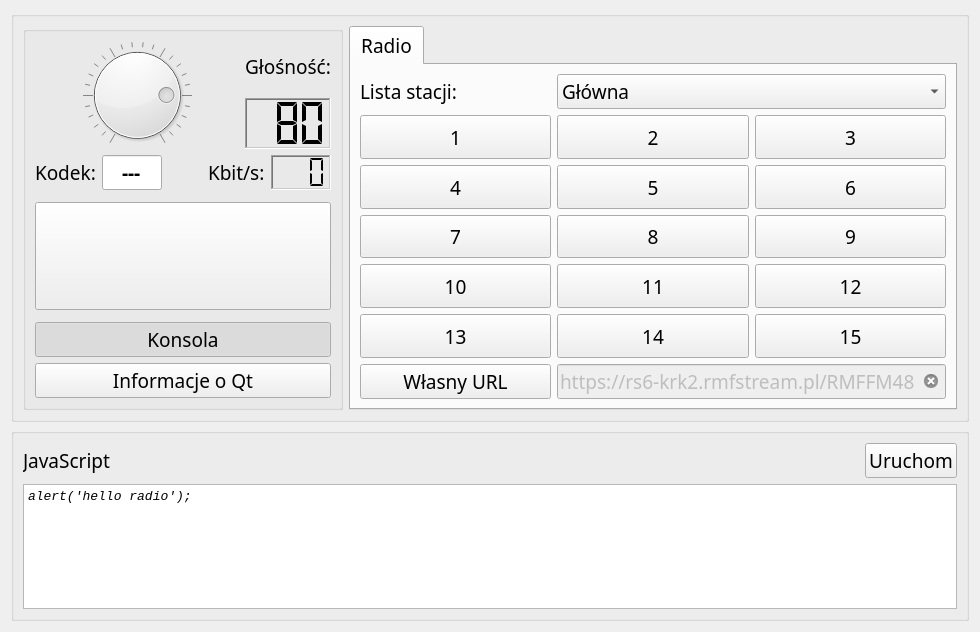
The window that src/mainwidget.ui (machnik/HelloRadio) describes before a commit, drawn with Qt 5.
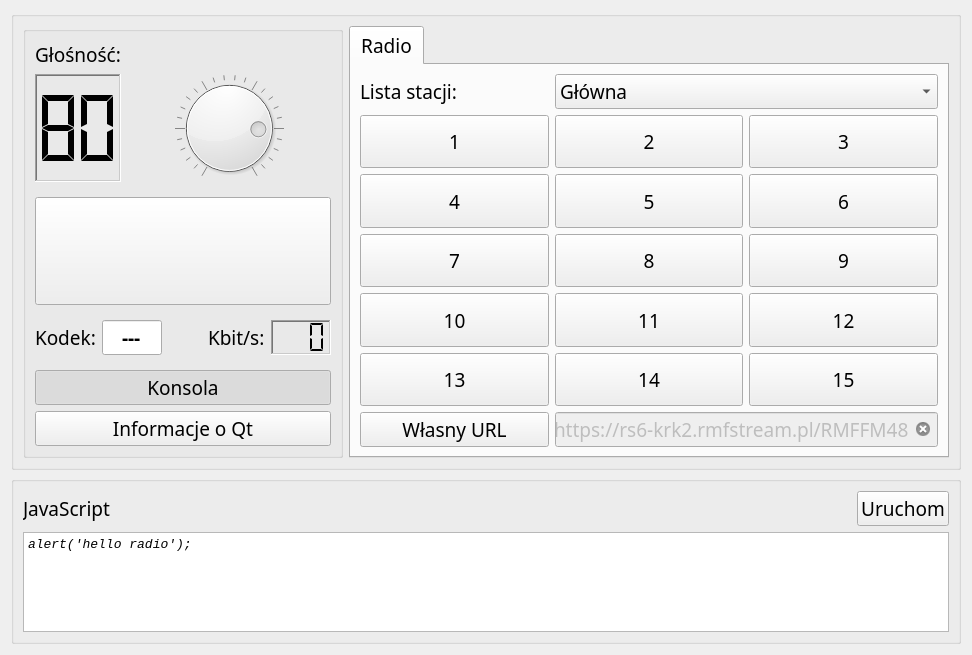
The same window after the commit. Icons and pictures are not drawn.

Diff of the .ui file:
```diff
--- a/src/mainwidget.ui
+++ b/src/mainwidget.ui
@@ -6,8 +6,8 @@
    <rect>
     <x>0</x>
     <y>0</y>
-    <width>980</width>
-    <height>632</height>
+    <width>972</width>
+    <height>655</height>
    </rect>
   </property>
   <property name="font">
@@ -46,7 +46,50 @@
         <layout class="QVBoxLayout" name="verticalLayout_2">
          <item>
           <layout class="QGridLayout" name="gridLayout_4">
-           <item row="0" column="0" rowspan="2">
+           <item row="1" column="1">
+            <widget class="QLCDNumber" name="volumeLCD">
+             <property name="sizePolicy">
+              <sizepolicy hsizetype="Minimum" vsizetype="Preferred">
+               <horstretch>0</horstretch>
+               <verstretch>0</verstretch>
+              </sizepolicy>
+             </property>
+             <property name="font">
+              <font>
+               <family>Consolas</family>
+               <pointsize>14</pointsize>
+               <italic>false</italic>
+               <bold>true</bold>
+              </font>
+             </property>
+             <property name="frameShape">
+              <enum>QFrame::WinPanel</enum>
+             </property>
+             <property name="frameShadow">
+              <enum>QFrame::Sunken</enum>
+             </property>
+             <property name="digitCount">
+              <number>2</number>
+             </property>
+             <property name="segmentStyle">
+              <enum>QLCDNumber::Flat</enum>
+             </property>
+             <property name="value" stdset="0">
+              <double>80.000000000000000</double>
+             </property>
+            </widget>
+           </item>
+           <item row="0" column="1">
+            <widget class="QLabel" name="volumeL">
+             <property name="text">
+              <string>Głośność:</string>
+             </property>
+             <property name="alignment">
+              <set>Qt::AlignCenter</set>
+             </property>
+            </widget>
+           </item>
+           <item row="1" column="2">
             <widget class="QDial" name="volumeD">
              <property name="sizePolicy">
               <sizepolicy hsizetype="Expanding" vsizetype="Expanding">
@@ -61,7 +104,7 @@
               </size>
              </property>
              <property name="maximum">
-              <number>100</number>
+              <number>99</number>
              </property>
              <property name="sliderPosition">
               <number>80</number>
@@ -80,51 +123,60 @@
              </property>
             </widget>
            </item>
-           <item row="0" column="1">
-            <widget class="QLabel" name="volumeL">
-             <property name="text">
-              <string>Głośność:</string>
-             </property>
-             <property name="alignment">
-              <set>Qt::AlignCenter</set>
-             </property>
-            </widget>
-           </item>
-           <item row="1" column="1">
-            <widget class="QLCDNumber" name="volumeLCD">
-             <property name="sizePolicy">
-              <sizepolicy hsizetype="Minimum" vsizetype="Preferred">
-               <horstretch>0</horstretch>
-               <verstretch>0</verstretch>
-              </sizepolicy>
-             </property>
-             <property name="font">
-              <font>
-               <family>Consolas</family>
-               <pointsize>14</pointsize>
-               <italic>false</italic>
-               <bold>true</bold>
-              </font>
-             </property>
-             <property name="frameShape">
-              <enum>QFrame::WinPanel</enum>
-             </property>
-             <property name="frameShadow">
-              <enum>QFrame::Sunken</enum>
-             </property>
-             <property name="digitCount">
-              <number>3</number>
-             </property>
-             <property name="segmentStyle">
-              <enum>QLCDNumber::Flat</enum>
-             </property>
-             <property name="value" stdset="0">
-              <double>80.000000000000000</double>
-             </property>
-            </widget>
-           </item>
           </layout>
          </item>
+         <item>
+          <spacer name="verticalSpacer_4">
+           <property name="orientation">
+            <enum>Qt::Vertical</enum>
+           </property>
+           <property name="sizeHint" stdset="0">
+            <size>
+             <width>20</width>
+             <height>40</height>
+            </size>
+           </property>
+          </spacer>
+         </item>
+         <item>
+          <widget class="QPushButton" name="playPB">
+           <property name="enabled">
+            <bool>true</bool>
+           </property>
+           <property name="sizePolicy">
+            <sizepolicy hsizetype="Expanding" vsizetype="Expanding">
+             <horstretch>2</horstretch>
+             <verstretch>0</verstretch>
+            </sizepolicy>
+           </property>
+           <property name="minimumSize">
+            <size>
+             <width>108</width>
+             <height>108</height>
+            </size>
+           </property>
+           <property name="icon">
+            <iconset resource="resources.qrc">
+             <normaloff>:/resources/play-button.svg</normaloff>:/resources/play-button.svg</iconset>
+           </property>
+           <property name="checkable">
+            <bool>true</bool>
+           </property>
+          </widget>
+         </item>
+         <item>
+          <spacer name="verticalSpacer_5">
+           <property name="orientation">
+            <enum>Qt::Vertical</enum>
+           </property>
+           <property name="sizeHint" stdset="0">
+            <size>
+             <width>20</width>
+             <height>40</height>
+            </size>
+           </property>
+          </spacer>
+         </item>
          <item>
           <layout class="QGridLayout" name="gridLayout_3">
            <item row="0" column="4">
@@ -223,45 +275,6 @@
            </item>
           </layout>
          </item>
-         <item>
-          <spacer name="verticalSpacer_4">
-           <property name="orientation">
-            <enum>Qt::Vertical</enum>
-           </property>
-           <property name="sizeHint" stdset="0">
-            <size>
-             <width>20</width>
-             <height>40</height>
-            </size>
-           </property>
-          </spacer>
-         </item>
-         <item>
-          <widget class="QPushButton" name="playPB">
-           <property name="enabled">
-            <bool>true</bool>
-           </property>
-           <property name="sizePolicy">
-            <sizepolicy hsizetype="Expanding" vsizetype="Expanding">
-             <horstretch>2</horstretch>
-             <verstretch>0</verstretch>
-            </sizepolicy>
-           </property>
-           <property name="minimumSize">
-            <size>
-             <width>108</width>
-             <height>108</height>
-            </size>
-           </property>
-           <property name="icon">
-            <iconset resource="resources.qrc">
-             <normaloff>:/resources/play-button.svg</normaloff>:/resources/play-button.svg</iconset>
-           </property>
-           <property name="checkable">
-            <bool>true</bool>
-           </property>
-          </widget>
-         </item>
          <item>
           <spacer name="verticalSpacer_2">
            <property name="orientation">
```
